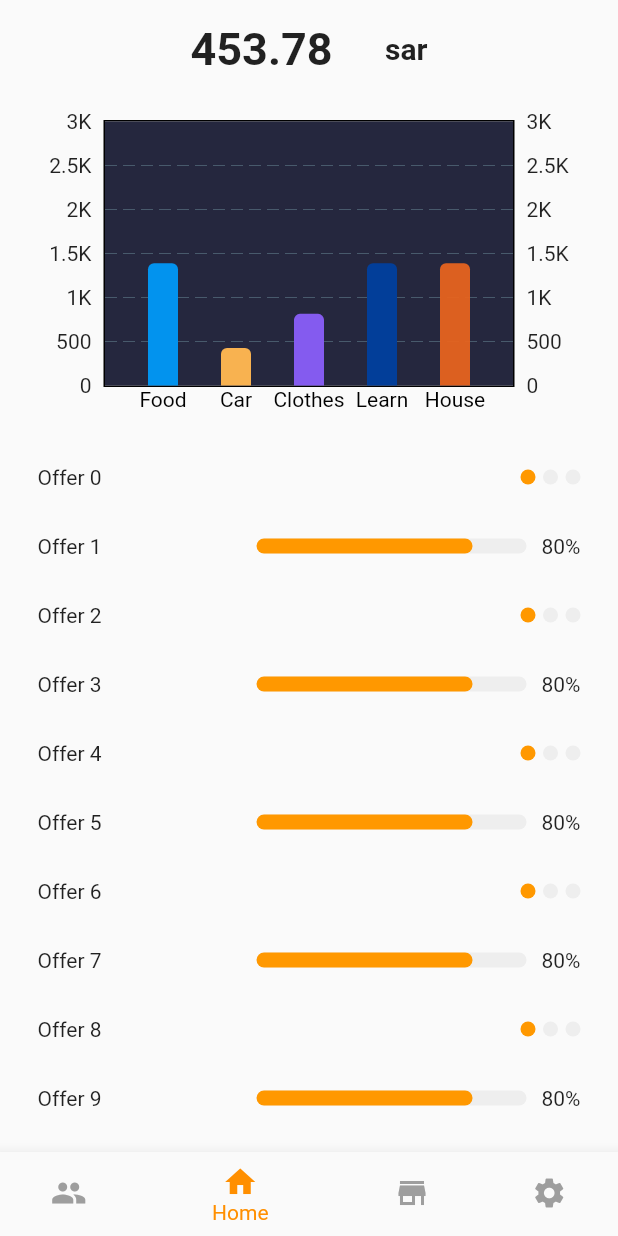
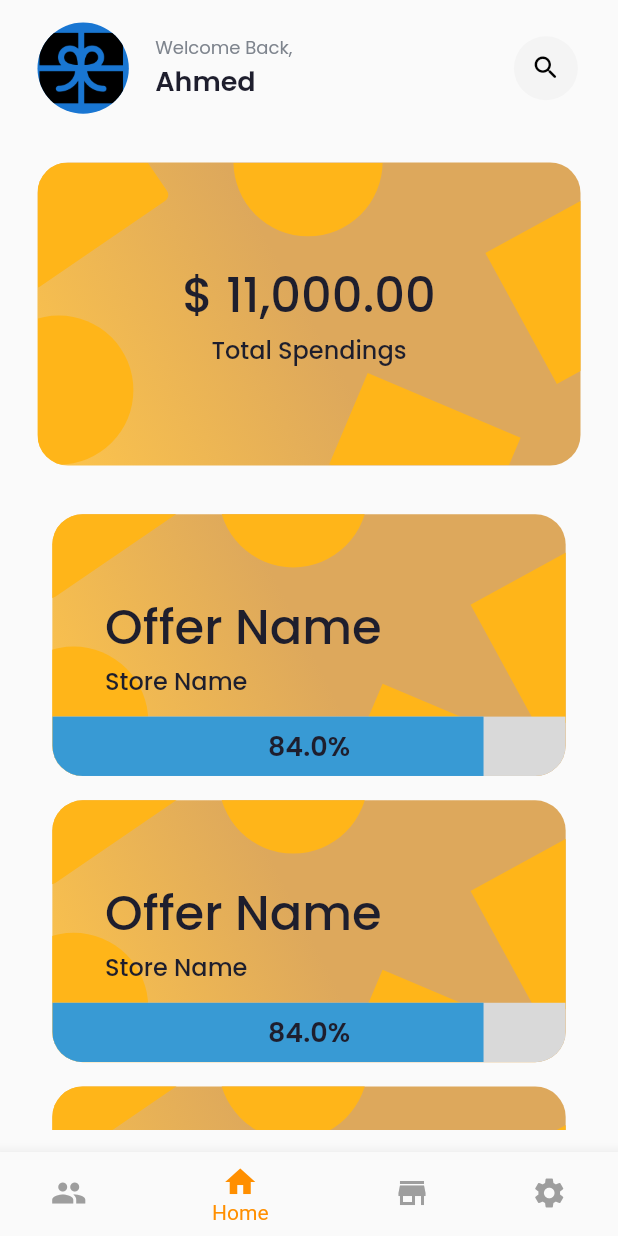
Before and after one commit to Team15-kfupm/myRewards-flutter, a Flutter app: the HomePage screen opened by its route, on a phone screen of 412 x 824 dp. Run offline on Flutter 3.47's test engine with Material 2 defaults, Android fonts, the phone set to English and light mode, and no system bars; drawn by our look-alikes of fl_chart; our stand-ins replace another_flushbar, cloud_firestore, email_validator, firebase_auth, flutter_riverpod, flutter_screenutil and 1 more; accounts and stored records are empty; network calls fail.

Commit message:
create home page

```diff
--- a/lib/core/providers/auth_phone_provider.dart
+++ b/lib/core/providers/auth_phone_provider.dart
@@ -1,4 +1,4 @@
-import 'package:riverpod/riverpod.dart';
+import 'package:flutter_riverpod/flutter_riverpod.dart';
 
 class VerificationIdNotifier extends StateNotifier<String> {
   VerificationIdNotifier() : super('');
--- a/lib/core/services/auth_services.dart
+++ b/lib/core/services/auth_services.dart
@@ -1,11 +1,9 @@
 import 'dart:developer';
 
 import 'package:firebase_auth/firebase_auth.dart';
-import 'package:flutter/cupertino.dart';
 import 'package:flutter_riverpod/flutter_riverpod.dart';
 import 'package:myrewards_flutter/core/models/auth_user_model.dart';
 import 'package:myrewards_flutter/main.dart';
-import 'package:myrewards_flutter/ui/pages/sign_in_page/otp_page.dart';
 
 import '../../ui/pages/sign_in_page/widgets/go_button.dart';
 
--- a/lib/main.dart
+++ b/lib/main.dart
@@ -1,4 +1,3 @@
-import 'package:firebase_core/firebase_core.dart';
 import 'package:flutter/material.dart';
 import 'package:flutter_riverpod/flutter_riverpod.dart';
 import 'package:flutter_screenutil/flutter_screenutil.dart';
@@ -11,7 +10,7 @@ import 'core/providers/auth_phone_provider.dart';
 
 void main() async {
   WidgetsFlutterBinding.ensureInitialized();
-  await Firebase.initializeApp();
+  // await Firebase.initializeApp();
 
   runApp(const ProviderScope(child: MyApp()));
 }
--- a/lib/ui/pages/home_page/home_page.dart
+++ b/lib/ui/pages/home_page/home_page.dart
@@ -1,9 +1,12 @@
 import 'package:flutter/material.dart';
+import 'package:flutter_screenutil/flutter_screenutil.dart';
 import 'package:myrewards_flutter/core/services/auth_services.dart';
-import 'package:myrewards_flutter/ui/pages/home_page/widgets/categories_chart.dart';
-import 'package:myrewards_flutter/ui/pages/home_page/widgets/offers.dart';
-import 'package:myrewards_flutter/ui/pages/home_page/widgets/total_spending.dart';
+import 'package:myrewards_flutter/ui/pages/home_page/widgets/avatar_with_welcome.dart';
+import 'package:myrewards_flutter/ui/pages/home_page/widgets/offers_list.dart';
+import 'package:myrewards_flutter/ui/pages/home_page/widgets/total_spendings_card.dart';
 import 'package:myrewards_flutter/ui/pages/stores_page/stores_page.dart';
+
+import '../../../utils/constants.dart';
 
 class HomePage extends StatefulWidget {
   const HomePage({Key? key}) : super(key: key);
@@ -24,22 +27,40 @@ class _HomePageState extends State<HomePage> {
           padding: const EdgeInsets.symmetric(horizontal: 25, vertical: 15),
           child: Column(
             crossAxisAlignment: CrossAxisAlignment.stretch,
-            children: const [
-              TotalSpending(),
-              SizedBox(
-                height: 30,
+            children: [
+              Row(
+                mainAxisAlignment: MainAxisAlignment.spaceBetween,
+                children: [
+                  const AvatarWithWelcome(),
+                  InkWell(
+                    onLongPress: () {},
+                    child: Container(
+                        width: 42.w,
+                        height: 42.h,
+                        alignment: Alignment.center,
+                        decoration: const BoxDecoration(
+                          color: settingsAppBarIconBackgroundColor,
+                          shape: BoxShape.circle,
+                        ),
+                        child: Icon(
+                          Icons.search_rounded,
+                          color: blackColor,
+                          size: 20.r,
+                        )),
+                  ),
+                ],
               ),
-              CategoriesChart(),
-              SizedBox(
-                height: 30,
-              ),
-              Offers(),
+              32.verticalSpace,
+              const TotalSpendings(),
+              32.verticalSpace,
+              const OffersList(),
             ],
           )),
       const StoresPage(),
       Center(
         child: InkWell(
-            onTap: () => AuthService().signOut(), child: Text('Settings Page')),
+            onTap: () => AuthService().signOut(),
+            child: const Text('Settings Page')),
       ),
     ];
     return Scaffold(
--- /dev/null
+++ b/lib/ui/pages/home_page/widgets/avatar_with_welcome.dart
@@ -0,0 +1,33 @@
+import 'package:flutter/material.dart';
+import 'package:flutter_screenutil/flutter_screenutil.dart';
+import 'package:myrewards_flutter/utils/constants.dart';
+
+class AvatarWithWelcome extends StatelessWidget {
+  const AvatarWithWelcome({Key? key}) : super(key: key);
+
+  @override
+  Widget build(BuildContext context) {
+    return Row(
+      children: [
+        CircleAvatar(
+          radius: 30.r,
+          backgroundImage: const AssetImage('assets/app_logo.png'),
+        ),
+        16.horizontalSpace,
+        Column(
+          crossAxisAlignment: CrossAxisAlignment.start,
+          children: [
+            Text(
+              'Welcome Back,',
+              style: welcomeTextStyle,
+            ),
+            Text(
+              'Ahmed',
+              style: welcomeNameTextStyle,
+            ),
+          ],
+        ),
+      ],
+    );
+  }
+}
--- /dev/null
+++ b/lib/ui/pages/home_page/widgets/offer_card.dart
@@ -0,0 +1,170 @@
+import 'package:flutter/material.dart';
+import 'package:flutter_screenutil/flutter_screenutil.dart';
+
+import '../../../../utils/constants.dart';
+
+class OfferCard extends StatefulWidget {
+  const OfferCard({Key? key}) : super(key: key);
+
+  @override
+  State<OfferCard> createState() => _OfferCardState();
+}
+
+class _OfferCardState extends State<OfferCard> {
+  final double _progressPercentage = 84;
+
+  @override
+  Widget build(BuildContext context) {
+    return Container(
+      width: 315.w,
+      height: 172.h,
+      clipBehavior: Clip.antiAlias,
+      decoration: BoxDecoration(
+        gradient: const LinearGradient(
+          colors: [
+            offerCardprimaryColor,
+            primaryColor,
+          ],
+          begin: Alignment.center,
+          end: Alignment.bottomLeft,
+        ),
+        borderRadius: BorderRadius.circular(20.r),
+      ),
+      child: Stack(
+        children: [
+          Positioned(
+            left: -30.r,
+            bottom: 140.h,
+            child: Transform.rotate(
+              angle: -0.6,
+              child: Container(
+                width: 109.r,
+                height: 65.h,
+                decoration: const BoxDecoration(
+                  shape: BoxShape.rectangle,
+                  borderRadius: BorderRadius.all(Radius.circular(5)),
+                  color: shapesInCardBackgroundColor,
+                ),
+              ),
+            ),
+          ),
+          Positioned(
+            right: 130.r,
+            top: -200.h,
+            bottom: 0,
+            child: Container(
+              width: 98.r,
+              decoration: const BoxDecoration(
+                shape: BoxShape.circle,
+                color: shapesInCardBackgroundColor,
+              ),
+            ),
+          ),
+          Positioned(
+            left: -35.r,
+            top: 0,
+            bottom: -100.h,
+            child: Container(
+              width: 98.r,
+              decoration: const BoxDecoration(
+                shape: BoxShape.circle,
+                color: shapesInCardBackgroundColor,
+              ),
+            ),
+          ),
+          Positioned(
+            left: 200.r,
+            bottom: -23.h,
+            child: Transform.rotate(
+              angle: 0.4,
+              child: Container(
+                width: 109.r,
+                height: 65.h,
+                decoration: const BoxDecoration(
+                  shape: BoxShape.rectangle,
+                  color: shapesInCardBackgroundColor,
+                ),
+              ),
+            ),
+          ),
+          Positioned(
+            right: -53.r,
+            top: 30.h,
+            child: Transform.rotate(
+              angle: -0.5,
+              child: Container(
+                width: 98.r,
+                height: 98.h,
+                decoration: const BoxDecoration(
+                  shape: BoxShape.rectangle,
+                  color: shapesInCardBackgroundColor,
+                ),
+              ),
+            ),
+          ),
+          // ProgressIndicator
+
+          _progressPercentage == 100
+              ? Positioned(
+                  bottom: -2.h,
+                  child: InkWell(
+                    onTap: () {},
+                    child: Container(
+                      width: 324.w,
+                      height: 39.h,
+                      decoration: const BoxDecoration(
+                        color: offerCardClaimBackgroundColor,
+                        borderRadius: BorderRadius.only(
+                          bottomLeft: Radius.circular(20),
+                          bottomRight: Radius.circular(20),
+                        ),
+                      ),
+                      child: Center(
+                        child: Text(
+                          'Claim',
+                          style: welcomeNameTextStyle,
+                        ),
+                      ),
+                    ),
+                  ),
+                )
+              : Align(
+                  alignment: Alignment.bottomCenter,
+                  child: Stack(alignment: Alignment.center, children: [
+                    LinearProgressIndicator(
+                      backgroundColor: lightGreyColor,
+                      color: blackColor,
+                      value: _progressPercentage / 100,
+                      valueColor: const AlwaysStoppedAnimation<Color>(
+                          offerCardClaimBackgroundColor),
+                      minHeight: 39.h,
+                    ),
+                    Text(
+                      '$_progressPercentage%',
+                      style: welcomeNameTextStyle,
+                    ),
+                  ]),
+                ),
+
+          Padding(
+            padding: EdgeInsets.only(left: 32.w),
+            child: Align(
+              alignment: Alignment.centerLeft,
+              child: Column(
+                mainAxisAlignment: MainAxisAlignment.center,
+                crossAxisAlignment: CrossAxisAlignment.start,
+                children: [
+                  Text(
+                    'Offer Name',
+                    style: totalSpendingsAmountTextStyle,
+                  ),
+                  Text('Store Name', style: totalSpendingsTextStyle),
+                ],
+              ),
+            ),
+          ),
+        ],
+      ),
+    );
+  }
+}
--- /dev/null
+++ b/lib/ui/pages/home_page/widgets/offers_list.dart
@@ -0,0 +1,30 @@
+import 'package:flutter/cupertino.dart';
+import 'package:flutter_screenutil/flutter_screenutil.dart';
+import 'package:myrewards_flutter/ui/pages/home_page/widgets/offer_card.dart';
+
+class OffersList extends StatefulWidget {
+  const OffersList({Key? key}) : super(key: key);
+
+  @override
+  State<OffersList> createState() => _OffersListState();
+}
+
+class _OffersListState extends State<OffersList> {
+  @override
+  Widget build(BuildContext context) {
+    return Expanded(
+      child: ListView.separated(
+          cacheExtent: 99999999999,
+          itemBuilder: ((context, index) {
+            return Padding(
+              padding: EdgeInsets.symmetric(horizontal: 9.w),
+              child: const OfferCard(),
+            );
+          }),
+          separatorBuilder: (context, index) {
+            return 16.verticalSpace;
+          },
+          itemCount: 5),
+    );
+  }
+}
--- /dev/null
+++ b/lib/ui/pages/home_page/widgets/progress_percentage_bar.dart
@@ -0,0 +1,43 @@
+import 'package:flutter/material.dart';
+import 'package:flutter_screenutil/flutter_screenutil.dart';
+import 'package:myrewards_flutter/utils/constants.dart';
+
+class ProgressPercentageBar extends StatefulWidget {
+  const ProgressPercentageBar({Key? key}) : super(key: key);
+
+  @override
+  State<ProgressPercentageBar> createState() => _ProgressPercentageBarState();
+}
+
+class _ProgressPercentageBarState extends State<ProgressPercentageBar> {
+  @override
+  Widget build(BuildContext context) {
+    return Column(
+      crossAxisAlignment: CrossAxisAlignment.stretch,
+      children: [
+        Container(
+          height: 39.h,
+          decoration: BoxDecoration(
+            color: Colors.grey.shade300,
+            borderRadius: BorderRadius.circular(10),
+          ),
+          child: FractionallySizedBox(
+            widthFactor: 5,
+            child: Container(
+              decoration: BoxDecoration(
+                color: Colors.blue,
+                borderRadius: BorderRadius.circular(10),
+              ),
+            ),
+          ),
+        ),
+        5.verticalSpace,
+        Text(
+          '${(5 * 100).toStringAsFixed(0)}%',
+          textAlign: TextAlign.center,
+          style: signInButtonTextStyle,
+        ),
+      ],
+    );
+  }
+}
--- a/lib/ui/pages/home_page/widgets/total_spending.dart
+++ /dev/null
@@ -1,36 +0,0 @@
-import 'package:flutter/material.dart';
-
-class TotalSpending extends StatefulWidget {
-  const TotalSpending({Key? key}) : super(key: key);
-
-  @override
-  State<TotalSpending> createState() => _TotalSpendingState();
-}
-
-class _TotalSpendingState extends State<TotalSpending> {
-  @override
-  Widget build(BuildContext context) {
-    return Row(
-      mainAxisAlignment: MainAxisAlignment.center,
-      children: const [
-        Text(
-          '453.78',
-          style: TextStyle(
-            fontSize: 30,
-            fontWeight: FontWeight.w600,
-          ),
-        ),
-        SizedBox(
-          width: 30,
-        ),
-        Text(
-          ' sar',
-          style: TextStyle(
-            fontSize: 20,
-            fontWeight: FontWeight.w600,
-          ),
-        ),
-      ],
-    );
-  }
-}
--- /dev/null
+++ b/lib/ui/pages/home_page/widgets/total_spendings_card.dart
@@ -0,0 +1,119 @@
+import 'package:flutter/material.dart';
+import 'package:flutter_screenutil/flutter_screenutil.dart';
+import 'package:myrewards_flutter/utils/constants.dart';
+
+class TotalSpendings extends StatefulWidget {
+  const TotalSpendings({Key? key}) : super(key: key);
+
+  @override
+  State<TotalSpendings> createState() => _TotalSpendingsState();
+}
+
+class _TotalSpendingsState extends State<TotalSpendings> {
+  @override
+  Widget build(BuildContext context) {
+    return Container(
+      width: 335.w,
+      height: 199.h,
+      clipBehavior: Clip.antiAlias,
+      decoration: BoxDecoration(
+        gradient: const LinearGradient(
+          colors: [
+            offerCardprimaryColor,
+            primaryColor,
+          ],
+          begin: Alignment.center,
+          end: Alignment.bottomLeft,
+        ),
+        borderRadius: BorderRadius.circular(20.r),
+      ),
+      child: Stack(
+        children: [
+          Positioned(
+            left: -30.r,
+            bottom: 140.h,
+            child: Transform.rotate(
+              angle: -0.6,
+              child: Container(
+                width: 109.r,
+                height: 65.h,
+                decoration: const BoxDecoration(
+                  shape: BoxShape.rectangle,
+                  borderRadius: BorderRadius.all(Radius.circular(5)),
+                  color: shapesInCardBackgroundColor,
+                ),
+              ),
+            ),
+          ),
+          Positioned(
+            right: 130.r,
+            top: -200.h,
+            bottom: 0,
+            child: Container(
+              width: 98.r,
+              decoration: const BoxDecoration(
+                shape: BoxShape.circle,
+                color: shapesInCardBackgroundColor,
+              ),
+            ),
+          ),
+          Positioned(
+            left: -35.r,
+            top: 0,
+            bottom: -100.h,
+            child: Container(
+              width: 98.r,
+              decoration: const BoxDecoration(
+                shape: BoxShape.circle,
+                color: shapesInCardBackgroundColor,
+              ),
+            ),
+          ),
+          Positioned(
+            left: 200.r,
+            bottom: -23.h,
+            child: Transform.rotate(
+              angle: 0.4,
+              child: Container(
+                width: 109.r,
+                height: 65.h,
+                decoration: const BoxDecoration(
+                  shape: BoxShape.rectangle,
+                  color: shapesInCardBackgroundColor,
+                ),
+              ),
+            ),
+          ),
+          Positioned(
+            right: -53.r,
+            top: 30.h,
+            child: Transform.rotate(
+              angle: -0.5,
+              child: Container(
+                width: 98.r,
+                height: 98.h,
+                decoration: const BoxDecoration(
+                  shape: BoxShape.rectangle,
+                  color: shapesInCardBackgroundColor,
+                ),
+              ),
+            ),
+          ),
+          Align(
+            alignment: Alignment.center,
+            child: Column(
+              mainAxisAlignment: MainAxisAlignment.center,
+              children: [
+                Text(
+                  '\$ 11,000.00',
+                  style: totalSpendingsAmountTextStyle,
+                ),
+                Text('Total Spendings', style: totalSpendingsTextStyle),
+              ],
+            ),
+          ),
+        ],
+      ),
+    );
+  }
+}
--- a/lib/ui/pages/profile_page/widgets/profile_name_tile.dart
+++ b/lib/ui/pages/profile_page/widgets/profile_name_tile.dart
@@ -1,5 +1,4 @@
 import 'package:another_flushbar/flushbar.dart';
-import 'package:email_validator/email_validator.dart';
 import 'package:flutter/material.dart';
 import 'package:flutter_riverpod/flutter_riverpod.dart';
 import 'package:flutter_screenutil/flutter_screenutil.dart';
--- a/lib/ui/pages/profile_page/widgets/profile_phone_tile.dart
+++ b/lib/ui/pages/profile_page/widgets/profile_phone_tile.dart
@@ -1,5 +1,4 @@
 import 'package:another_flushbar/flushbar.dart';
-import 'package:email_validator/email_validator.dart';
 import 'package:flutter/material.dart';
 import 'package:flutter_riverpod/flutter_riverpod.dart';
 import 'package:flutter_screenutil/flutter_screenutil.dart';
--- a/lib/utils/constants.dart
+++ b/lib/utils/constants.dart
@@ -7,8 +7,11 @@ import 'package:google_fonts/google_fonts.dart';
 const primaryColor = Color(0xFFFEC54B);
 const secondaryColor = Color(0xFFFDB244);
 const authPageClipColor = Color(0xFFF2BB69);
+const shapesInCardBackgroundColor = Color(0xFFFFB519);
 const greyColor = Color(0xFF6A6A6A);
 const lightGreyColor = Color(0xFFD9D9D9);
+const offerCardprimaryColor = Color(0xFFDDA85C);
+const offerCardClaimBackgroundColor = Color(0xFF389AD4);
 const whiteColor = Color(0xFFFFFFFF);
 const blackColor = Colors.black;
 const transparentColor = Colors.transparent;
@@ -18,7 +21,7 @@ const settingsTileIconColor = Color(0xFFA2A2A7);
 const settingsTileTitleColor = Color(0xFF1E1E2D);
 const settingsTileArrowIconColor = Color(0xFF7E848D);
 const profileTileValueColor = Color(0xFFA2A2A7);
-const profileTileArrowColor = Color(0xFF7E848D);
+const welcomeTextColor = Color(0xFF7E848D);
 
 // Colors Section End//
 
@@ -27,6 +30,12 @@ const profileTileArrowColor = Color(0xFF7E848D);
 final smallPrimaryTextStyle = GoogleFonts.poppins(
   fontSize: 14.spMin,
   fontWeight: FontWeight.w500,
+  color: primaryColor,
+);
+
+final normaPrimarylTextStyle = GoogleFonts.poppins(
+  fontSize: 16.sp,
+  fontWeight: FontWeight.w400,
   color: primaryColor,
 );
 
@@ -42,10 +51,16 @@ final normaGreylTextStyle = GoogleFonts.poppins(
   color: greyColor,
 );
 
-final normaPrimarylTextStyle = GoogleFonts.poppins(
-  fontSize: 16.sp,
-  fontWeight: FontWeight.w400,
-  color: primaryColor,
+final totalSpendingsAmountTextStyle = GoogleFonts.poppins(
+  fontSize: 32.spMin,
+  fontWeight: FontWeight.w500,
+  color: settingsTileTitleColor,
+);
+
+final totalSpendingsTextStyle = GoogleFonts.poppins(
+  fontSize: 16.spMin,
+  fontWeight: FontWeight.w500,
+  color: settingsTileTitleColor,
 );
 
 final expireOTPCountdownTextStyle =
@@ -60,6 +75,18 @@ final titleTextStyle = GoogleFonts.poppins(
   fontSize: 20.spMin,
   fontWeight: FontWeight.w600,
   color: blackColor,
+);
+
+final welcomeTextStyle = GoogleFonts.poppins(
+  fontSize: 12.spMin,
+  fontWeight: FontWeight.w400,
+  color: welcomeTextColor,
+);
+
+final welcomeNameTextStyle = GoogleFonts.poppins(
+  fontSize: 18.spMin,
+  fontWeight: FontWeight.w600,
+  color: settingsTileTitleColor,
 );
 
 final settingsUsernameTextStyle = GoogleFonts.poppins(
--- a/lib/utils/router.dart
+++ b/lib/utils/router.dart
@@ -9,7 +9,7 @@ import '../ui/pages/sign_in_page/otp_page.dart';
 Route<dynamic> generateRoute(RouteSettings settings) {
   switch (settings.name) {
     case '/':
-      return MaterialPageRoute(builder: (context) => const AuthChecker());
+      return MaterialPageRoute(builder: (context) => const HomePage());
 
     case '/home':
       return MaterialPageRoute(builder: (context) => const HomePage());
```
